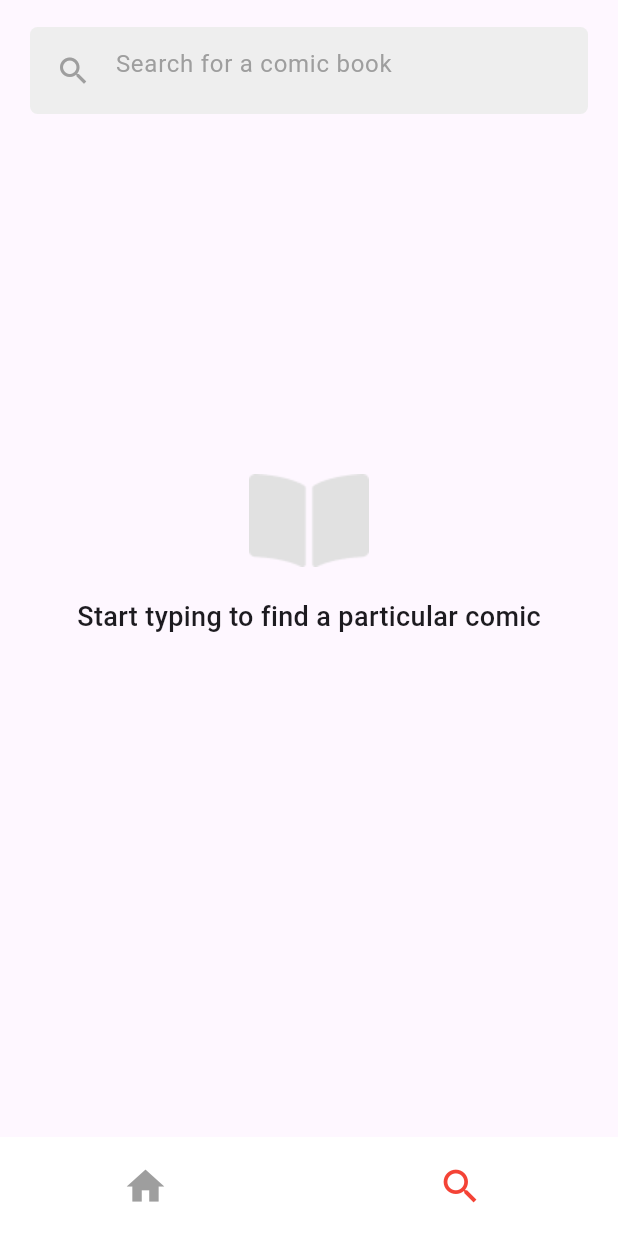
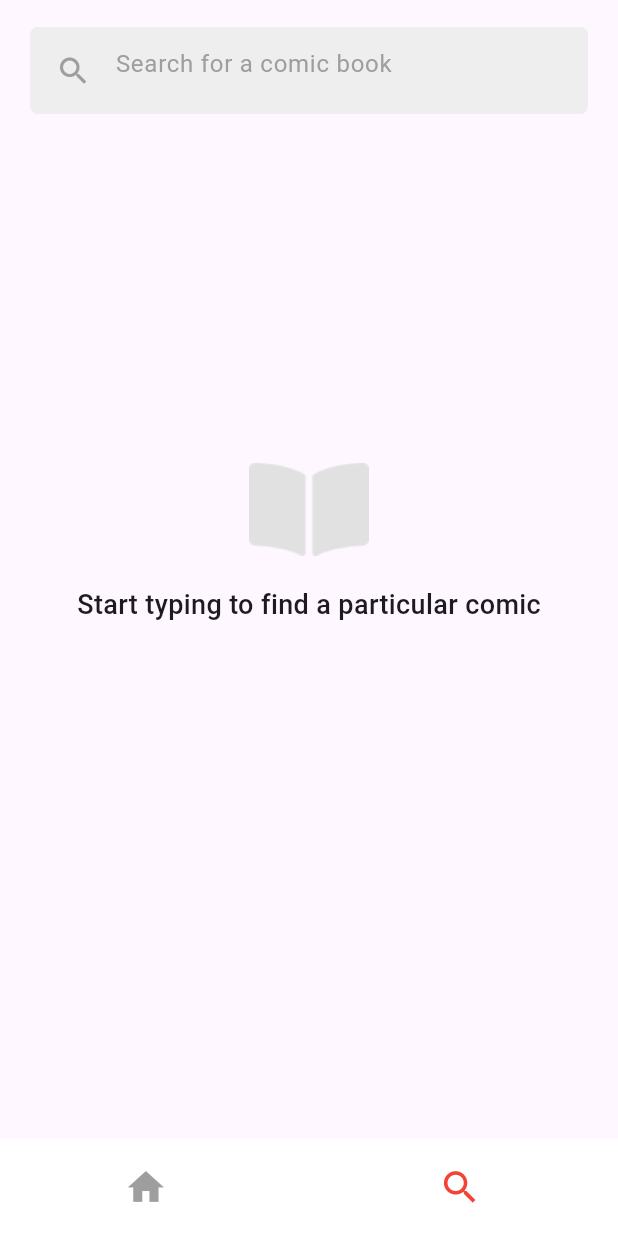
Before and after one commit to piotrbahlaj/MarvelComicsApp, a Flutter app: the screen it shows after launch, item 2 of the bottom bar chosen, on a phone screen of 412 x 824 dp. Run offline on Flutter 3.47's test engine with Material 3 defaults, Android fonts, the phone set to English and light mode, and no system bars; drawn by our look-alikes of salomon_bottom_bar; our stand-ins replace bloc, equatable, flutter_bloc, flutter_dotenv, go_router; network calls fail.

Commit message:
minor fixes

```diff
--- a/lib/core/theme.dart
+++ b/lib/core/theme.dart
@@ -10,4 +10,5 @@ class MarvelColors {
   static final expandableContainer2 = Colors.grey.shade300;
   static final searchBar = Colors.grey.shade200;
   static final searchImage = Colors.grey.shade500;
+  static const comicTile = Colors.white;
 }
--- a/lib/features/bottom_navigation_bar/bottom_navigation_bar.dart
+++ b/lib/features/bottom_navigation_bar/bottom_navigation_bar.dart
@@ -30,11 +30,11 @@ class _CustomNavigationBarState extends State<CustomNavigationBar> {
       },
       items: [
         SalomonBottomBarItem(
-          icon: const Padding(
-            padding: EdgeInsets.fromLTRB(10, 0, 50, 0),
+          icon: Padding(
+            padding: const EdgeInsets.fromLTRB(10, 0, 50, 0),
             child: Icon(
               Icons.home,
-              size: 30,
+              size: MediaQuery.of(context).size.height * 0.035,
             ),
           ),
           title: const Text(''),
@@ -42,11 +42,11 @@ class _CustomNavigationBarState extends State<CustomNavigationBar> {
           unselectedColor: MarvelColors.navBarItemUnselected,
         ),
         SalomonBottomBarItem(
-          icon: const Padding(
-            padding: EdgeInsets.fromLTRB(50, 0, 10, 0),
+          icon: Padding(
+            padding: const EdgeInsets.fromLTRB(50, 0, 10, 0),
             child: Icon(
               Icons.search,
-              size: 30,
+              size: MediaQuery.of(context).size.height * 0.035,
             ),
           ),
           title: const Text(''),
--- a/lib/features/comic_details/presentation/comic_details_screen.dart
+++ b/lib/features/comic_details/presentation/comic_details_screen.dart
@@ -19,7 +19,7 @@ class ComicDetailsScreen extends StatelessWidget {
 
     return Scaffold(
       appBar: AppBar(
-        toolbarHeight: 80,
+        toolbarHeight: MediaQuery.of(context).size.width * 0.2,
         title: const Text(
           'Details',
           style: TextStyles.detailScreenTitle,
--- a/lib/features/comic_details/presentation/widgets/details_button.dart
+++ b/lib/features/comic_details/presentation/widgets/details_button.dart
@@ -10,7 +10,10 @@ class DetailsButton extends StatelessWidget {
   Widget build(BuildContext context) {
     return ElevatedButton(
       style: ElevatedButton.styleFrom(
-        fixedSize: const Size(328, 52),
+        fixedSize: Size(
+          MediaQuery.of(context).size.width * 0.9,
+          MediaQuery.of(context).size.width * 0.14,
+        ),
         backgroundColor: MarvelColors.detailsButton,
         shape: RoundedRectangleBorder(
           borderRadius: BorderRadius.circular(8),
--- a/lib/features/search/presentation/search_screen.dart
+++ b/lib/features/search/presentation/search_screen.dart
@@ -30,7 +30,12 @@ class SearchScreen extends StatelessWidget {
                     return Column(
                       children: [
                         Padding(
-                          padding: const EdgeInsets.fromLTRB(0, 230, 0, 20),
+                          padding: EdgeInsets.fromLTRB(
+                            0,
+                            MediaQuery.of(context).size.height * 0.27,
+                            0,
+                            20,
+                          ),
                           child: Image.asset(
                             'assets/book_open.png',
                           ),
@@ -56,7 +61,12 @@ class SearchScreen extends StatelessWidget {
                   } else if (state is SearchError) {
                     return Center(
                       child: Padding(
-                        padding: const EdgeInsets.fromLTRB(20, 130, 20, 0),
+                        padding: EdgeInsets.fromLTRB(
+                          20,
+                          MediaQuery.of(context).size.height * 0.15,
+                          20,
+                          0,
+                        ),
                         child: Column(
                           children: [
                             Image.asset(
--- a/lib/features/shared/widgets/comics_tile.dart
+++ b/lib/features/shared/widgets/comics_tile.dart
@@ -1,6 +1,7 @@
 import 'package:flutter/material.dart';
 import 'package:go_router/go_router.dart';
 import 'package:marvel_comics_app/core/text_styles.dart';
+import 'package:marvel_comics_app/core/theme.dart';
 import 'package:marvel_comics_app/features/shared/comics_utils.dart';
 
 class ComicsTile extends StatelessWidget {
@@ -18,7 +19,7 @@ class ComicsTile extends StatelessWidget {
       child: Container(
         margin: const EdgeInsets.all(16.0),
         decoration: BoxDecoration(
-          color: Colors.white,
+          color: MarvelColors.comicTile,
           borderRadius: BorderRadius.circular(5),
           boxShadow: [
             BoxShadow(
```
Also changed, not shown: lib/features/home/presentation/home_screen.dart (+8 -8 lines).
